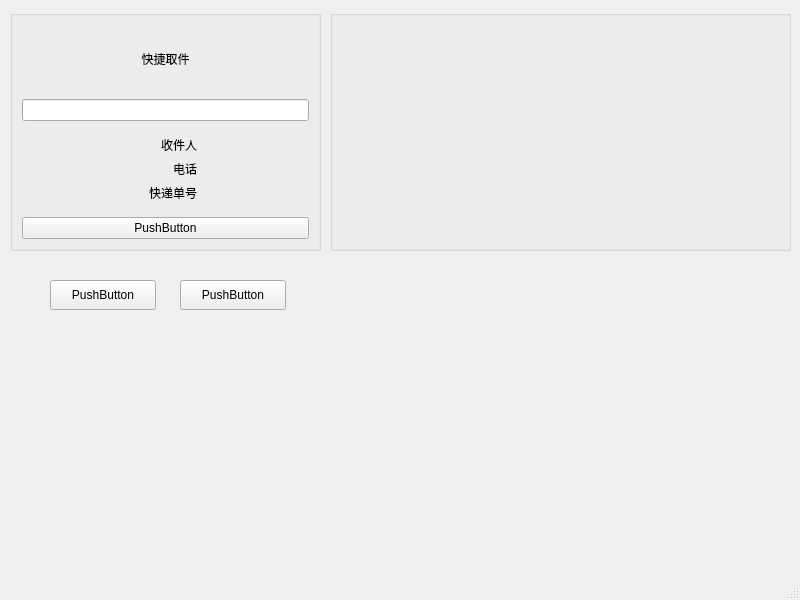
Old version of the form VisualWindows/mainWindows/MenuForWaiter.ui in the repository actredphos2017/ExpressManagementSystem.
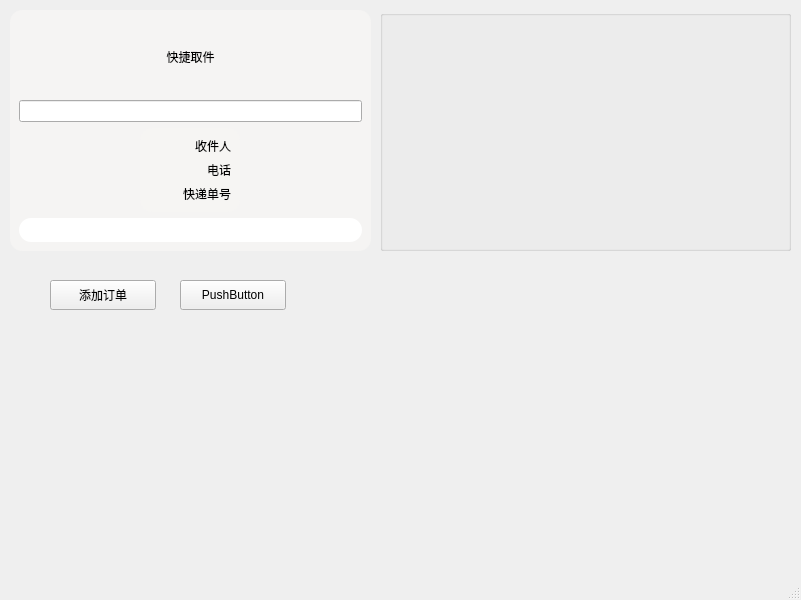
New version of the form.

Commit message: 初构服务界面

```diff
--- a/VisualWindows/mainWindows/MenuForWaiter.ui
+++ b/VisualWindows/mainWindows/MenuForWaiter.ui
@@ -6,13 +6,16 @@
    <rect>
     <x>0</x>
     <y>0</y>
-    <width>800</width>
+    <width>801</width>
     <height>600</height>
    </rect>
   </property>
   <property name="windowTitle">
    <string>MainWindow</string>
   </property>
+  <property name="styleSheet">
+   <string notr="true"/>
+  </property>
   <widget class="QWidget" name="centralwidget">
    <widget class="QPushButton" name="pushButton">
     <property name="geometry">
@@ -37,7 +40,7 @@
      </rect>
     </property>
     <property name="text">
-     <string>PushButton</string>
+     <string>添加订单</string>
     </property>
    </widget>
    <widget class="QGroupBox" name="quickPickup">
@@ -45,10 +48,17 @@
      <rect>
       <x>10</x>
       <y>10</y>
-      <width>311</width>
+      <width>361</width>
       <height>241</height>
      </rect>
     </property>
+    <property name="styleSheet">
+     <string notr="true">QGroupBox{
+	background-color: rgba(246, 245, 244, 200);
+	border-radius: 12px;
+	border:2px black;
+}</string>
+    </property>
     <property name="title">
      <string/>
     </property>
@@ -72,7 +82,7 @@
         <widget class="QGroupBox" name="horizontalGroupBox">
          <property name="maximumSize">
           <size>
-           <width>82</width>
+           <width>100</width>
            <height>16777215</height>
           </size>
          </property>
@@ -120,8 +130,30 @@
      </item>
      <item>
       <widget class="QPushButton" name="pickBtn">
+       <property name="minimumSize">
+        <size>
+         <width>0</width>
+         <height>24</height>
+        </size>
+       </property>
+       <property name="styleSheet">
+        <string notr="true">QPushButton{
+	border-radius: 12px;
+	border: 2px black;
+	background-color: white;
+}
+
+QPushButton:hover{
+background-color:rgb(28, 113, 216); 
+}
+
+QPushButton:pressed{
+background-color:rgb(98, 160, 234);
+border-style: inset;}
+</string>
+       </property>
        <property name="text">
-        <string>PushButton</string>
+        <string>  </string>
        </property>
       </widget>
      </item>
@@ -130,9 +162,9 @@
    <widget class="QGroupBox" name="groupBox">
     <property name="geometry">
      <rect>
-      <x>330</x>
+      <x>380</x>
       <y>10</y>
-      <width>461</width>
+      <width>411</width>
       <height>241</height>
      </rect>
     </property>
```
Left out of the diff: 21 changed lines with no effect on the pictures. The commit also changes 2 other files.
